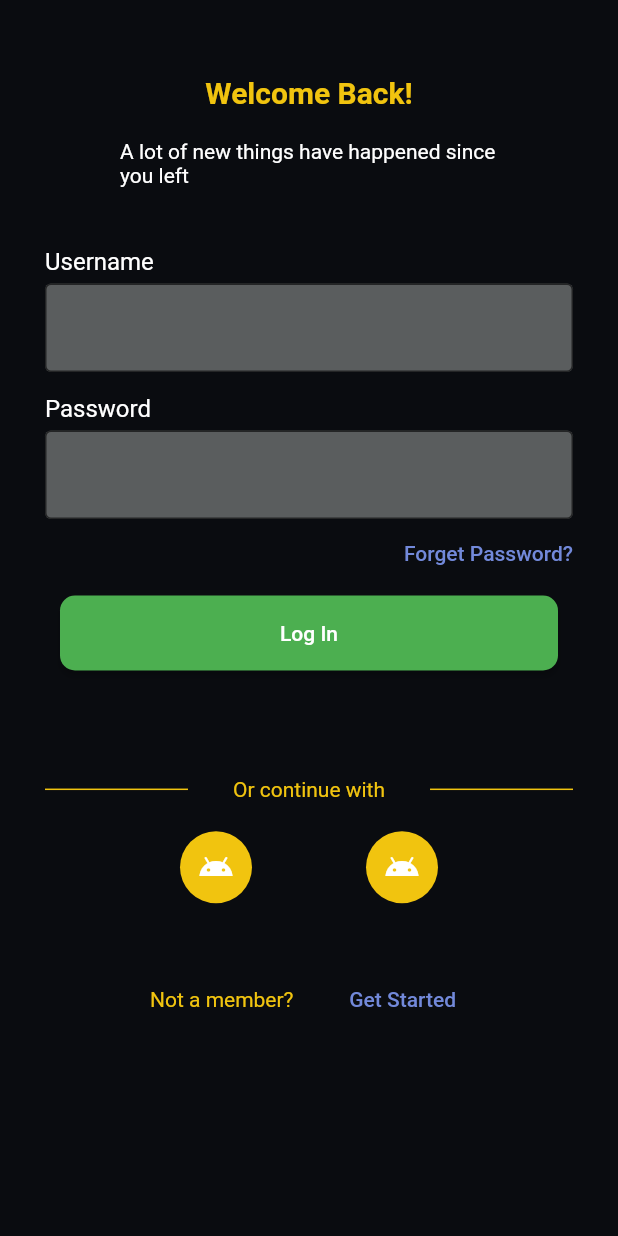
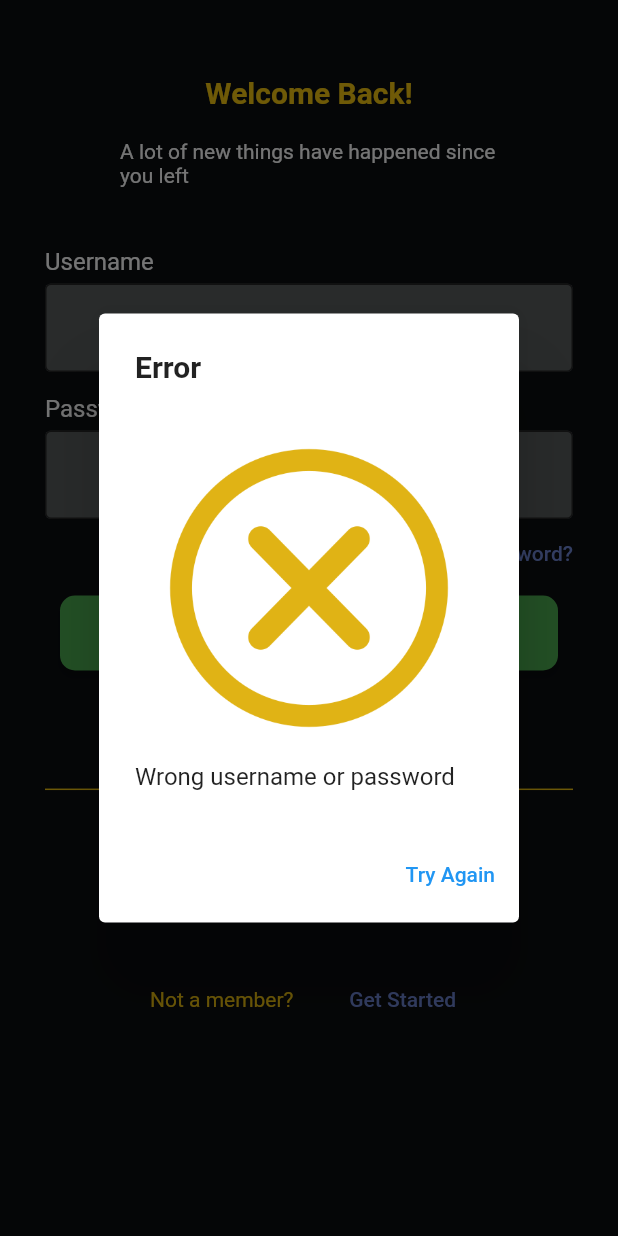
Before and after one commit to FlazeFy/Learnzia-Mobile, a Flutter app: the LoginPage screen opened directly, after a tap on "Log In", on a phone screen of 412 x 824 dp. Run offline on Flutter 3.47's test engine with Material 2 defaults, Android fonts, the phone set to English and light mode, and no system bars; our stand-ins replace chat_bubbles, cloud_firestore, curved_navigation_bar, firebase_core; missing offline and left inert: stories_for_flutter; accounts and stored records are empty.

Commit message:
Login validation, and passing value

```diff
--- a/learnzia/lib/Firebase/Contact/GetChat.dart
+++ b/learnzia/lib/Firebase/Contact/GetChat.dart
@@ -44,7 +44,7 @@ class _GetChatState extends State<GetChat> {
                 )
               );
             }
-            if(data['id_user_sender'] == '0Xnz2jIQf3BLk7MZ9jiA'){
+            if((data['id_user_sender'] == passIdUser)&&(data['id_contact'] == widget.contactId)){
               return Column(
                 children: [
                   GestureDetector(
@@ -121,7 +121,7 @@ class _GetChatState extends State<GetChat> {
                   )
                 ]
               );
-            } else {
+            } else if((data['id_user_sender'] != passIdUser)&&(data['id_contact'] == widget.contactId)){
               return Column(
                 children: [
                   BubbleSpecialThree(
--- a/learnzia/lib/Firebase/Contact/GetContact.dart
+++ b/learnzia/lib/Firebase/Contact/GetContact.dart
@@ -43,7 +43,7 @@ class GetContact extends StatelessWidget {
                 )
               );
             }
-            if((data['id_user_1'] == '0Xnz2jIQf3BLk7MZ9jiA')&&((data['id_user_2'] != '0Xnz2jIQf3BLk7MZ9jiA'))){
+            if((data['id_user_1'] == passIdUser)&&((data['id_user_2'] != passIdUser))){
               return InkWell(
                 child: Card(
                   color: containerColor,
@@ -101,7 +101,7 @@ class GetContact extends StatelessWidget {
                   );
                 },
               );
-            } else if((data['id_user_2'] == '0Xnz2jIQf3BLk7MZ9jiA')&&((data['id_user_1'] != '0Xnz2jIQf3BLk7MZ9jiA'))){
+            } else if((data['id_user_2'] == passIdUser)&&((data['id_user_1'] != passIdUser))){
               return InkWell(
                 child: Card(
                   color: containerColor,
--- a/learnzia/lib/MainMenu/loginPage.dart
+++ b/learnzia/lib/MainMenu/loginPage.dart
@@ -1,3 +1,4 @@
+import 'package:cloud_firestore/cloud_firestore.dart';
 import 'package:flutter/material.dart';
 import 'package:learnzia/main.dart';
 
@@ -9,8 +10,8 @@ class LoginPage extends StatefulWidget {
 }
 
 class _LoginPageState extends State<LoginPage> {
-  final _usernameCtrl = TextEditingController();
-  final _passwordCtrl = TextEditingController();
+  final usernameCtrl = TextEditingController();
+  final passwordCtrl = TextEditingController();
 
   @override
   Widget build(BuildContext context) {
@@ -48,7 +49,7 @@ class _LoginPageState extends State<LoginPage> {
                     padding: const EdgeInsets.only(bottom: 10),
                     margin: const EdgeInsets.symmetric(vertical: 5),
                     child: TextField(
-                      controller: _usernameCtrl,
+                      controller: usernameCtrl,
                       decoration: const InputDecoration(
                         border: OutlineInputBorder(),
                         fillColor: Color(0xFF5A5d5e),
@@ -65,7 +66,7 @@ class _LoginPageState extends State<LoginPage> {
                     padding: const EdgeInsets.only(bottom: 10),
                     margin: const EdgeInsets.symmetric(vertical: 5),
                     child: TextField(
-                      controller: _passwordCtrl,
+                      controller: passwordCtrl,
                       obscureText: true,
                       decoration: const InputDecoration(
                         border: OutlineInputBorder(),
@@ -87,8 +88,55 @@ class _LoginPageState extends State<LoginPage> {
               height: 50,
               margin: const EdgeInsets.symmetric(horizontal: 40, vertical: 20),
               child: ElevatedButton(
-                onPressed: () {
-
+                onPressed: () async {
+                  int i = 0;
+                  FirebaseFirestore.instance
+                  .collection('user')
+                  .get()
+                  .then((QuerySnapshot querySnapshot) {
+                      querySnapshot.docs.forEach((doc) {
+                        if((doc["username"] == usernameCtrl.text)&&(doc["password"] == passwordCtrl.text)){
+                          i++;
+                          passIdUser = doc.id;
+                          passUsername = doc['username'];
+                        }
+                      });
+                      if(i > 0){
+                        Navigator.push(
+                          context,
+                          MaterialPageRoute(builder: (context) => const NavBar()),
+                        );
+                      } else {
+                        return showDialog<void>(
+                          context: context,
+                          barrierDismissible: false,
+                          builder: (BuildContext context) {
+                            return AlertDialog(
+                              title: const Text('Error', style: TextStyle(fontWeight: FontWeight.bold)),
+                              content: SingleChildScrollView(
+                                child: ListBody(
+                                  children: <Widget>[
+                                    ClipRRect(
+                                      child: Image.asset(
+                                        'assets/icons/Wrong.png', width: 20),
+                                    ),
+                                    const Text('Wrong username or password'),
+                                  ],
+                                ),
+                              ),
+                              actions: <Widget>[
+                                TextButton(
+                                  child: const Text('Try Again'),
+                                  onPressed: () {
+                                    Navigator.of(context).pop();
+                                  },
+                                ),
+                              ],
+                            );
+                          }
+                        );
+                      }
+                  });
                 },
                 child: const Text('Log In'),
                 style: ButtonStyle(
--- a/learnzia/lib/SecondaryMenu/TabController/createPost.dart
+++ b/learnzia/lib/SecondaryMenu/TabController/createPost.dart
@@ -2,6 +2,7 @@ import 'package:cloud_firestore/cloud_firestore.dart';
 import 'package:flutter/material.dart';
 import 'package:learnzia/SecondaryMenu/myDiscussionPage.dart';
 import 'package:learnzia/Widgets/dropdown.dart';
+import 'package:learnzia/main.dart';
 
 String categoryCtrl = "";
 
@@ -22,11 +23,11 @@ class _CreatePostState extends State<CreatePost> {
         'subject': subjectCtrl.text,
         'question': questionCtrl.text,
         'category': categoryCtrl,
-        'id_user': '0Xnz2jIQf3BLk7MZ9jiA', //For now..
+        'id_user': passIdUser,
         'datetime': DateTime.tryParse(DateTime.now().toIso8601String()),
         'image': 'null', // for now.
       })
-      .then((value) => print("Akun berhasil didaftar"))
+      .then((value) => print("Discussion has been posted"))
       .catchError((error) => print("Failed to add user: $error"));
   }
 
--- a/learnzia/lib/SecondaryMenu/chatPage.dart
+++ b/learnzia/lib/SecondaryMenu/chatPage.dart
@@ -26,7 +26,7 @@ class _ChatPage extends State<ChatPage> {
       .add({
         'body': _messageTextCtrl.text,
         'id_contact': widget.passIdContact,
-        'id_user_sender': '0Xnz2jIQf3BLk7MZ9jiA',
+        'id_user_sender': passIdUser,
         'datetime': DateTime.tryParse(DateTime.now().toIso8601String()),
         'type': 'text', // for now.
       })
--- a/learnzia/lib/SecondaryMenu/myDiscussionPage.dart
+++ b/learnzia/lib/SecondaryMenu/myDiscussionPage.dart
@@ -64,7 +64,7 @@ class _MyDiscussionPageState extends State<MyDiscussionPage> {
                           child: Column(
                             crossAxisAlignment: CrossAxisAlignment.start,
                             children: [
-                              const Text("flazefy", style: TextStyle(color: Colors.white, fontSize: 16)),
+                              Text(passUsername, style: TextStyle(color: Colors.white, fontSize: 16)),
                               Text(categoryCtrl, style: const TextStyle(color: Colors.grey, fontSize: 14)),
                             ],
                           ),
--- a/learnzia/lib/main.dart
+++ b/learnzia/lib/main.dart
@@ -9,6 +9,10 @@ import 'package:learnzia/MainMenu/landingPage.dart';
 import 'package:learnzia/MainMenu/profilePage.dart';
 
 bool shouldUseFirestoreEmulator = false;
+
+//Login data.
+String passIdUser = "";
+String passUsername = "";
 
 var containerColor = const Color(0xFF202020);
 var mainColor = const Color(0xFFF1C40F);
```
Also changed, not shown: learnzia/lib/Firebase/Forum/GetQuestion.dart (+6 -4 lines), learnzia/lib/MainMenu/profilePage.dart (+11 -2 lines), learnzia/assets/icons/Facebook.png (added), learnzia/assets/icons/Instagram.png (added), learnzia/assets/icons/Twitter.png (added), learnzia/assets/icons/Wrong.png (added).
